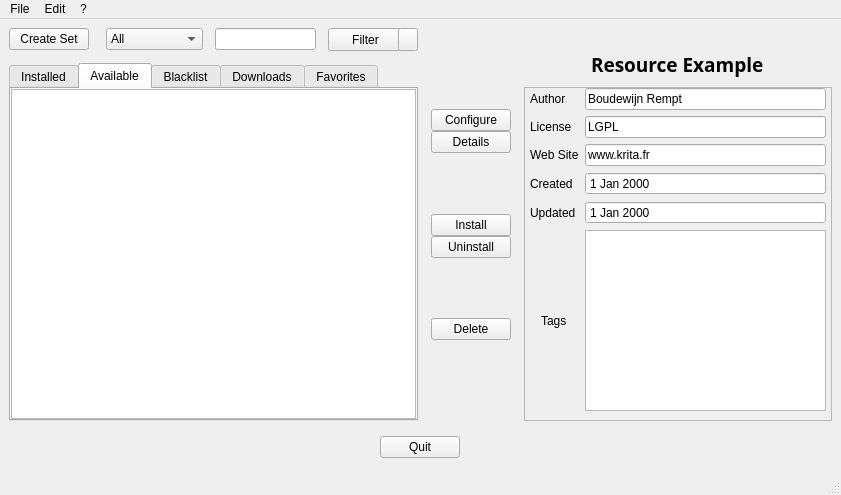
First picture: the form in krita/plugins/paintops/resourcemanager/KoResourceManagerWidget.ui, repository KDE/krita, before the edit.
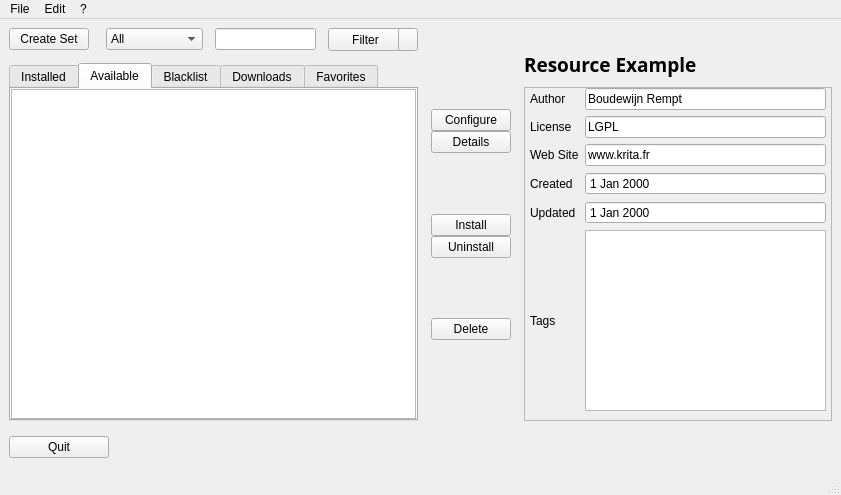
Second picture: the form after the edit.

Commit message:
Fix compilation on Qt < 4.8
'alignment' attribute is not supported there

```diff
--- a/krita/plugins/paintops/resourcemanager/KoResourceManagerWidget.ui
+++ b/krita/plugins/paintops/resourcemanager/KoResourceManagerWidget.ui
@@ -522,7 +522,7 @@
            </property>
           </widget>
          </item>
-         <item alignment="Qt::AlignHCenter">
+         <item>
           <widget class="QLabel" name="label_2">
            <property name="font">
             <font>
@@ -629,7 +629,7 @@
                </property>
               </widget>
              </item>
-             <item row="5" column="0" alignment="Qt::AlignHCenter">
+             <item row="5" column="0">
               <widget class="QLabel" name="label_8">
                <property name="text">
                 <string>Tags</string>
@@ -659,7 +659,7 @@
       </item>
      </layout>
     </item>
-    <item alignment="Qt::AlignHCenter">
+    <item>
      <widget class="QPushButton" name="pushButton_3">
       <property name="maximumSize">
        <size>
```
